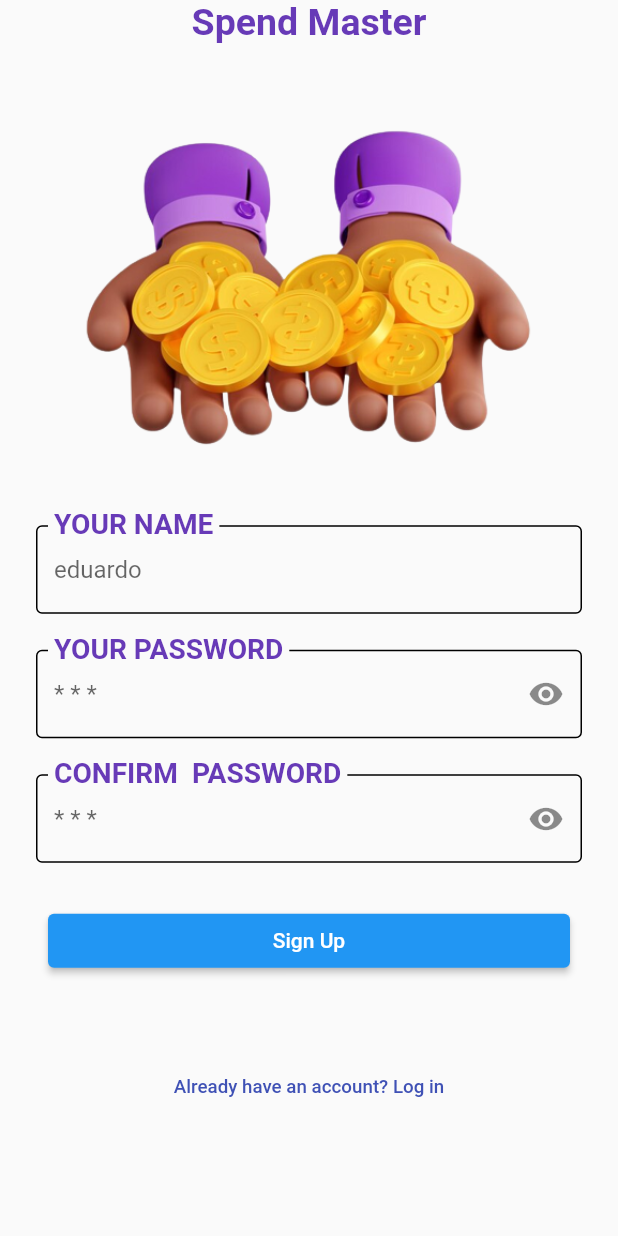
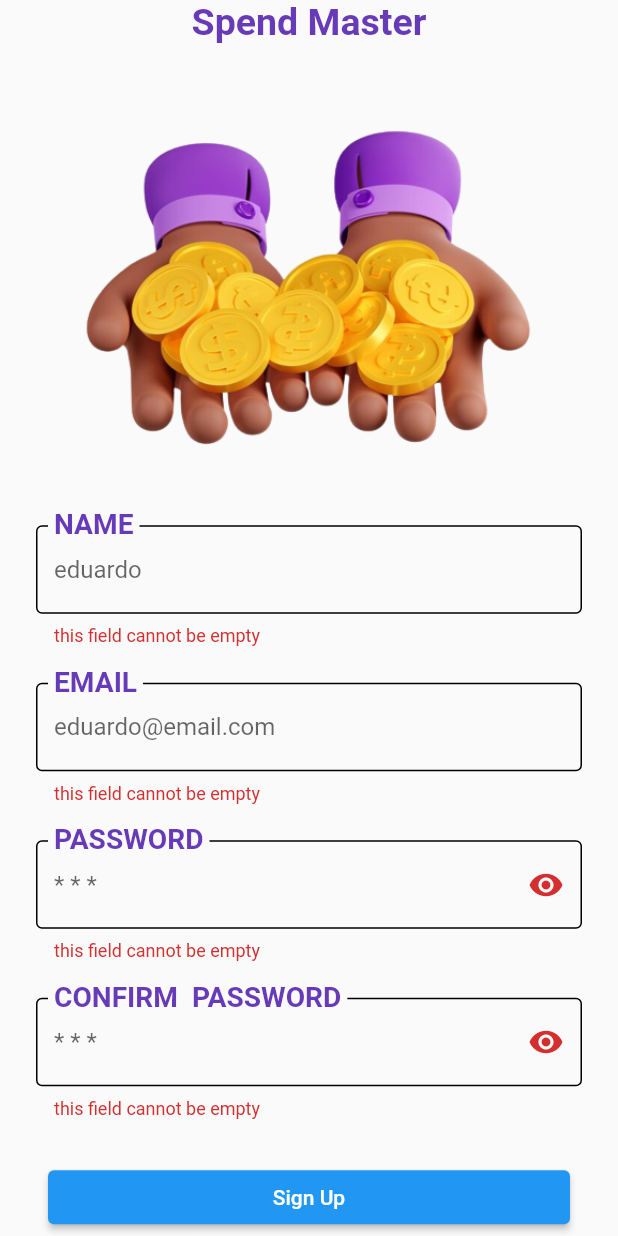
Before and after one commit to EduardoHoltz/Finace-pay, a Flutter app: the screen it shows after launch, after a tap on "Sign Up", on a phone screen of 412 x 824 dp. Run offline on Flutter 3.47's test engine with Material 2 defaults, Android fonts, the phone set to English and light mode, and no system bars.

Commit message:
Adding initial logic to Sign Up View

```diff
--- a/lib/features/sign_up/sign_up_view.dart
+++ b/lib/features/sign_up/sign_up_view.dart
@@ -7,8 +7,15 @@ import 'package:finance_pay/common/widgets/custom_password_form.dart';
 import 'package:finance_pay/common/widgets/custom_text_list_button.dart';
 import 'package:flutter/material.dart';
 
-class SignUpView extends StatelessWidget {
+class SignUpView extends StatefulWidget {
   const SignUpView({super.key});
+
+  @override
+  State<SignUpView> createState() => _SignUpViewState();
+}
+
+class _SignUpViewState extends State<SignUpView> {
+  final GlobalKey<FormState> _formKey = GlobalKey<FormState>();
 
   @override
   Widget build(BuildContext context) {
@@ -26,20 +33,52 @@ class SignUpView extends StatelessWidget {
           Image.asset('assets/imgs/cellphone_sign_up.png'),
 
           // Form
-          const Form(
+          Form(
+            key: _formKey,
             child: Column(
               children: [
+                // name | email field
                 CustomTextFormField(
-                  labelText: 'your name',
+                  labelText: 'name',
                   hintText: 'eduardo',
+                  validator: (value) {
+                    if (value != null && value.isEmpty) {
+                      return 'this field cannot be empty';
+                    }
+                    return null;
+                  },
                 ),
+                CustomTextFormField(
+                  labelText: 'email',
+                  hintText: 'eduardo@email.com',
+                  validator: (value) {
+                    if (value != null && value.isEmpty) {
+                      return 'this field cannot be empty';
+                    }
+                    return null;
+                  },
+                ),
+
+                // password field
                 PasswordFormField(
-                  labelText: "your password",
+                  labelText: "password",
                   hintText: '* * *',
+                  validator: (value) {
+                    if (value != null && value.isEmpty) {
+                      return 'this field cannot be empty';
+                    }
+                    return null;
+                  },
                 ),
                 PasswordFormField(
                   labelText: "confirm  password",
                   hintText: '* * *',
+                  validator: (value) {
+                    if (value != null && value.isEmpty) {
+                      return 'this field cannot be empty';
+                    }
+                    return null;
+                  },
                 ),
               ],
             ),
@@ -50,7 +89,17 @@ class SignUpView extends StatelessWidget {
             padding: const EdgeInsets.only(
                 left: 32.0, right: 32.0, top: 16.0, bottom: 4.0),
             child: ElevatedButton(
-              onPressed: () {},
+              onPressed: () {
+                final valid = _formKey.currentState != null &&
+                    _formKey.currentState!.validate();
+
+                if (valid) {
+                  log('continue . . .');
+                }
+                else{
+                  log('login error');
+                }
+              },
               child: const Text('Sign Up'),
             ),
           ),
```
